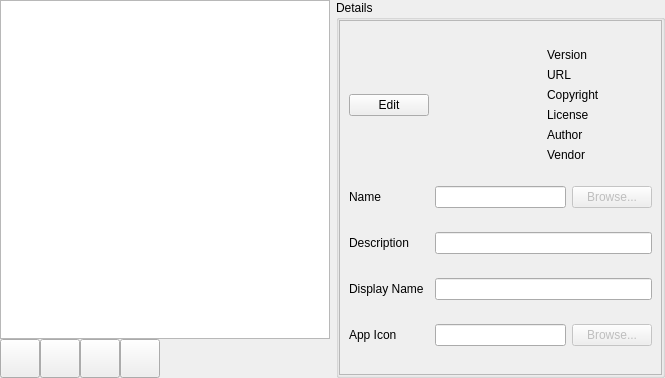
Old version of the form ui/settings/Apps.ui in the repository OpenFairWind/FairWindSK.
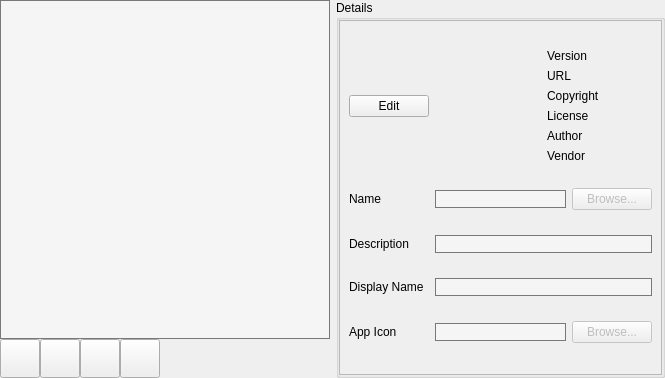
New version of the form. Icons and pictures are not drawn.

What changed in the file:
```diff
--- a/ui/settings/Apps.ui
+++ b/ui/settings/Apps.ui
@@ -10,6 +10,15 @@
     <height>378</height>
    </rect>
   </property>
+  <property name="styleSheet">
+   <string notr="true">QLineEdit, QComboBox, QAbstractItemView {
+    background-color: rgb(245, 245, 245);
+    color: rgb(24, 24, 24);
+    border: 1px solid rgb(120, 120, 120);
+    selection-background-color: rgb(65, 107, 195);
+    selection-color: rgb(255, 255, 255);
+}</string>
+  </property>
   <layout class="QHBoxLayout" name="horizontalLayout">
    <property name="leftMargin">
     <number>0</number>
```
Lines whose indentation alone changed are shown as unchanged.
